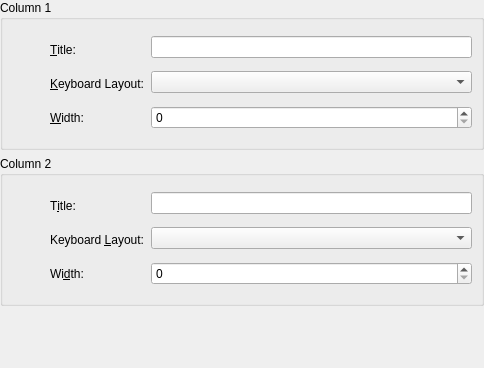
Above: src/columndialogbase.ui from KDE/kwordquiz before the change. Below: the same form after it.
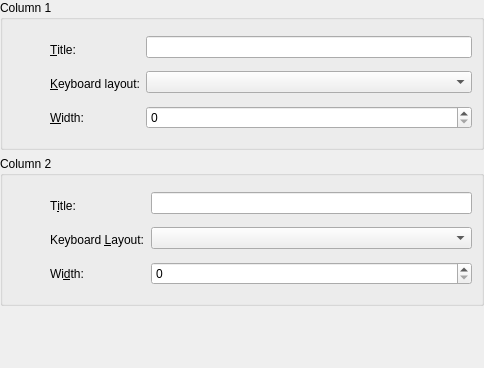
That is the form after the change.

```diff
--- a/src/columndialogbase.ui
+++ b/src/columndialogbase.ui
@@ -109,7 +109,7 @@
            </sizepolicy>
           </property>
           <property name="text">
-           <string>&amp;Keyboard Layout:</string>
+           <string>&amp;Keyboard layout:</string>
           </property>
           <property name="buddy">
            <cstring>column1LayoutComboBox</cstring>
```
